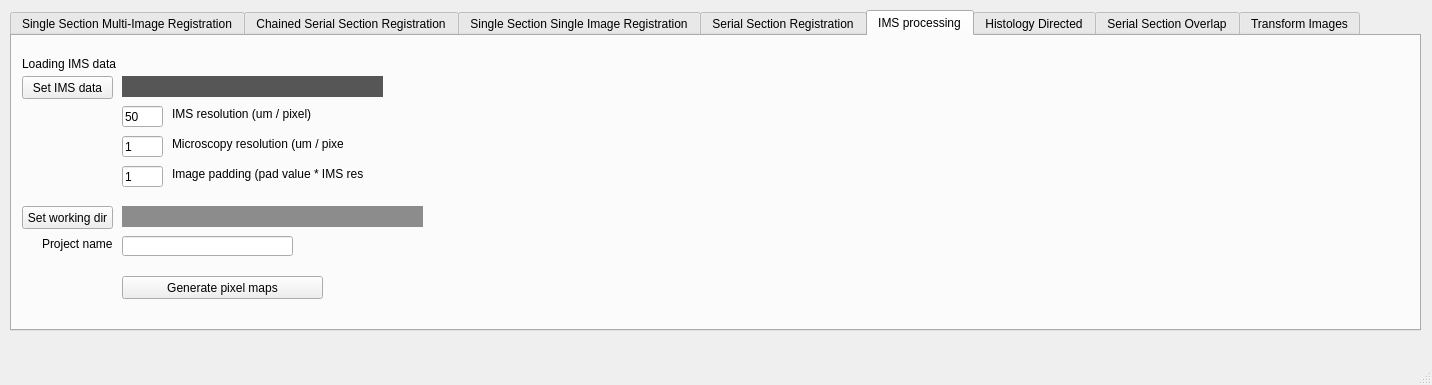
First picture: the form in regToolboxMSRC/GUI/MSRC_toolbox_v0_3.ui, repository NHPatterson/regToolboxMSRC, before the edit.
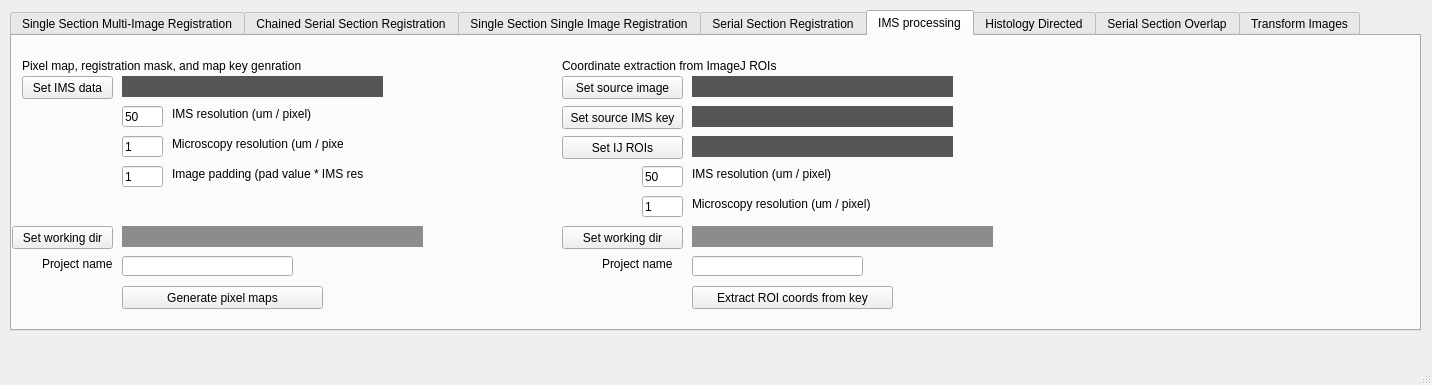
Second picture: the form after the edit. The open tabs and pages were chosen to show the change.

Commit message: ROI extraction module added to GUI

```diff
--- a/regToolboxMSRC/GUI/MSRC_toolbox_v0_3.ui
+++ b/regToolboxMSRC/GUI/MSRC_toolbox_v0_3.ui
@@ -1684,19 +1684,6 @@
      <attribute name="title">
       <string>IMS processing</string>
      </attribute>
-     <widget class="QLabel" name="IMS_Imageloading_overhead">
-      <property name="geometry">
-       <rect>
-        <x>10</x>
-        <y>20</y>
-        <width>131</width>
-        <height>16</height>
-       </rect>
-      </property>
-      <property name="text">
-       <string>Loading IMS data</string>
-      </property>
-     </widget>
      <widget class="QPushButton" name="IMS_button_source">
       <property name="geometry">
        <rect>
@@ -1784,7 +1771,7 @@
       <property name="geometry">
        <rect>
         <x>110</x>
-        <y>240</y>
+        <y>250</y>
         <width>201</width>
         <height>23</height>
        </rect>
@@ -1823,7 +1810,7 @@
       <property name="geometry">
        <rect>
         <x>110</x>
-        <y>170</y>
+        <y>190</y>
         <width>301</width>
         <height>21</height>
        </rect>
@@ -1840,9 +1827,9 @@
      <widget class="QPushButton" name="IMS_button_wd">
       <property name="geometry">
        <rect>
-        <x>10</x>
-        <y>170</y>
-        <width>91</width>
+        <x>0</x>
+        <y>190</y>
+        <width>101</width>
         <height>23</height>
        </rect>
       </property>
@@ -1854,7 +1841,7 @@
       <property name="geometry">
        <rect>
         <x>30</x>
-        <y>200</y>
+        <y>220</y>
         <width>81</width>
         <height>16</height>
        </rect>
@@ -1867,12 +1854,256 @@
       <property name="geometry">
        <rect>
         <x>110</x>
-        <y>200</y>
+        <y>220</y>
         <width>171</width>
         <height>20</height>
        </rect>
       </property>
      </widget>
+     <widget class="QLabel" name="HDR_Imageloading_overhead_2">
+      <property name="geometry">
+       <rect>
+        <x>10</x>
+        <y>20</y>
+        <width>411</width>
+        <height>20</height>
+       </rect>
+      </property>
+      <property name="styleSheet">
+       <string notr="true">font: 11pt &quot;MS Shell Dlg 2&quot;;</string>
+      </property>
+      <property name="text">
+       <string>Pixel map, registration mask, and map key genration</string>
+      </property>
+     </widget>
+     <widget class="QLabel" name="HDR_Imageloading_overhead_3">
+      <property name="geometry">
+       <rect>
+        <x>550</x>
+        <y>20</y>
+        <width>401</width>
+        <height>20</height>
+       </rect>
+      </property>
+      <property name="styleSheet">
+       <string notr="true">font: 11pt &quot;MS Shell Dlg 2&quot;;</string>
+      </property>
+      <property name="text">
+       <string>Coordinate extraction from ImageJ ROIs</string>
+      </property>
+     </widget>
+     <widget class="QLabel" name="IMS_CE_textbox_source">
+      <property name="geometry">
+       <rect>
+        <x>680</x>
+        <y>40</y>
+        <width>261</width>
+        <height>21</height>
+       </rect>
+      </property>
+      <property name="styleSheet">
+       <string notr="true">background-color: rgb(86, 86, 86);
+font: italic 8pt &quot;Arial&quot;;
+color: rgb(255, 255, 255);</string>
+      </property>
+      <property name="text">
+       <string/>
+      </property>
+     </widget>
+     <widget class="QPushButton" name="IMS_CE_button_source">
+      <property name="geometry">
+       <rect>
+        <x>550</x>
+        <y>40</y>
+        <width>121</width>
+        <height>23</height>
+       </rect>
+      </property>
+      <property name="text">
+       <string>Set source image</string>
+      </property>
+     </widget>
+     <widget class="QLabel" name="IMS_CE_textbox_source_key">
+      <property name="geometry">
+       <rect>
+        <x>680</x>
+        <y>70</y>
+        <width>261</width>
+        <height>21</height>
+       </rect>
+      </property>
+      <property name="styleSheet">
+       <string notr="true">background-color: rgb(86, 86, 86);
+font: italic 8pt &quot;Arial&quot;;
+color: rgb(255, 255, 255);</string>
+      </property>
+      <property name="text">
+       <string/>
+      </property>
+     </widget>
+     <widget class="QPushButton" name="IMS_CE_button_source_key">
+      <property name="geometry">
+       <rect>
+        <x>550</x>
+        <y>70</y>
+        <width>121</width>
+        <height>23</height>
+       </rect>
+      </property>
+      <property name="text">
+       <string>Set source IMS key</string>
+      </property>
+     </widget>
+     <widget class="QLabel" name="IMS_CE_textbox_annotations">
+      <property name="geometry">
+       <rect>
+        <x>680</x>
+        <y>100</y>
+        <width>261</width>
+        <height>21</height>
+       </rect>
+      </property>
+      <property name="styleSheet">
+       <string notr="true">background-color: rgb(86, 86, 86);
+font: italic 8pt &quot;Arial&quot;;
+color: rgb(255, 255, 255);</string>
+      </property>
+      <property name="text">
+       <string/>
+      </property>
+     </widget>
+     <widget class="QPushButton" name="IMS_CE_button_annotations">
+      <property name="geometry">
+       <rect>
+        <x>550</x>
+        <y>100</y>
+        <width>121</width>
+        <height>23</height>
+       </rect>
+      </property>
+      <property name="text">
+       <string>Set IJ ROIs</string>
+      </property>
+     </widget>
+     <widget class="QLabel" name="IMS_projectname_overhead_2">
+      <property name="geometry">
+       <rect>
+        <x>590</x>
+        <y>220</y>
+        <width>81</width>
+        <height>16</height>
+       </rect>
+      </property>
+      <property name="text">
+       <string>Project name</string>
+      </property>
+     </widget>
+     <widget class="QLineEdit" name="IMS_CE_textbox_fn">
+      <property name="geometry">
+       <rect>
+        <x>680</x>
+        <y>220</y>
+        <width>171</width>
+        <height>20</height>
+       </rect>
+      </property>
+     </widget>
+     <widget class="QLabel" name="IMS_img_res_label_2">
+      <property name="geometry">
+       <rect>
+        <x>680</x>
+        <y>160</y>
+        <width>231</width>
+        <height>16</height>
+       </rect>
+      </property>
+      <property name="text">
+       <string>Microscopy resolution (um / pixel)</string>
+      </property>
+     </widget>
+     <widget class="QLineEdit" name="IMS_CE_ims_reso">
+      <property name="geometry">
+       <rect>
+        <x>630</x>
+        <y>130</y>
+        <width>41</width>
+        <height>21</height>
+       </rect>
+      </property>
+      <property name="text">
+       <string>50</string>
+      </property>
+     </widget>
+     <widget class="QLineEdit" name="IMS_CE_micro_reso">
+      <property name="geometry">
+       <rect>
+        <x>630</x>
+        <y>160</y>
+        <width>41</width>
+        <height>21</height>
+       </rect>
+      </property>
+      <property name="text">
+       <string>1</string>
+      </property>
+     </widget>
+     <widget class="QLabel" name="IMS_ims_res_label_2">
+      <property name="geometry">
+       <rect>
+        <x>680</x>
+        <y>130</y>
+        <width>211</width>
+        <height>16</height>
+       </rect>
+      </property>
+      <property name="text">
+       <string>IMS resolution (um / pixel)</string>
+      </property>
+     </widget>
+     <widget class="QLabel" name="IMS_CE_textbox_wd">
+      <property name="geometry">
+       <rect>
+        <x>680</x>
+        <y>190</y>
+        <width>301</width>
+        <height>21</height>
+       </rect>
+      </property>
+      <property name="styleSheet">
+       <string notr="true">background-color: rgb(140, 140, 140);
+color: rgb(255, 255, 255);
+font: 75 8pt &quot;Arial&quot;;</string>
+      </property>
+      <property name="text">
+       <string/>
+      </property>
+     </widget>
+     <widget class="QPushButton" name="IMS_CE_button_wd">
+      <property name="geometry">
+       <rect>
+        <x>550</x>
+        <y>190</y>
+        <width>121</width>
+        <height>23</height>
+       </rect>
+      </property>
+      <property name="text">
+       <string>Set working dir</string>
+      </property>
+     </widget>
+     <widget class="QPushButton" name="IMS_CE_button_extract_coords">
+      <property name="geometry">
+       <rect>
+        <x>680</x>
+        <y>250</y>
+        <width>201</width>
+        <height>23</height>
+       </rect>
+      </property>
+      <property name="text">
+       <string>Extract ROI coords from key</string>
+      </property>
+     </widget>
     </widget>
     <widget class="QWidget" name="HistDirected">
      <attribute name="title">
```
Left out of the diff: 2 changed lines with no effect on the pictures. The commit also changes 3 other files.
